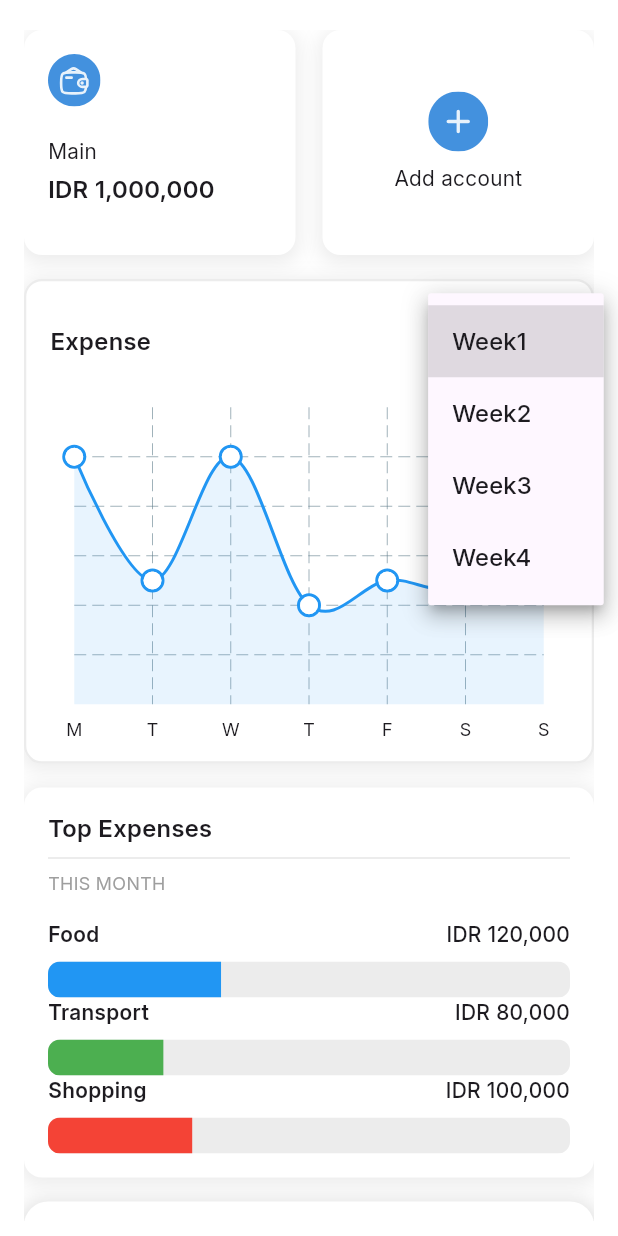
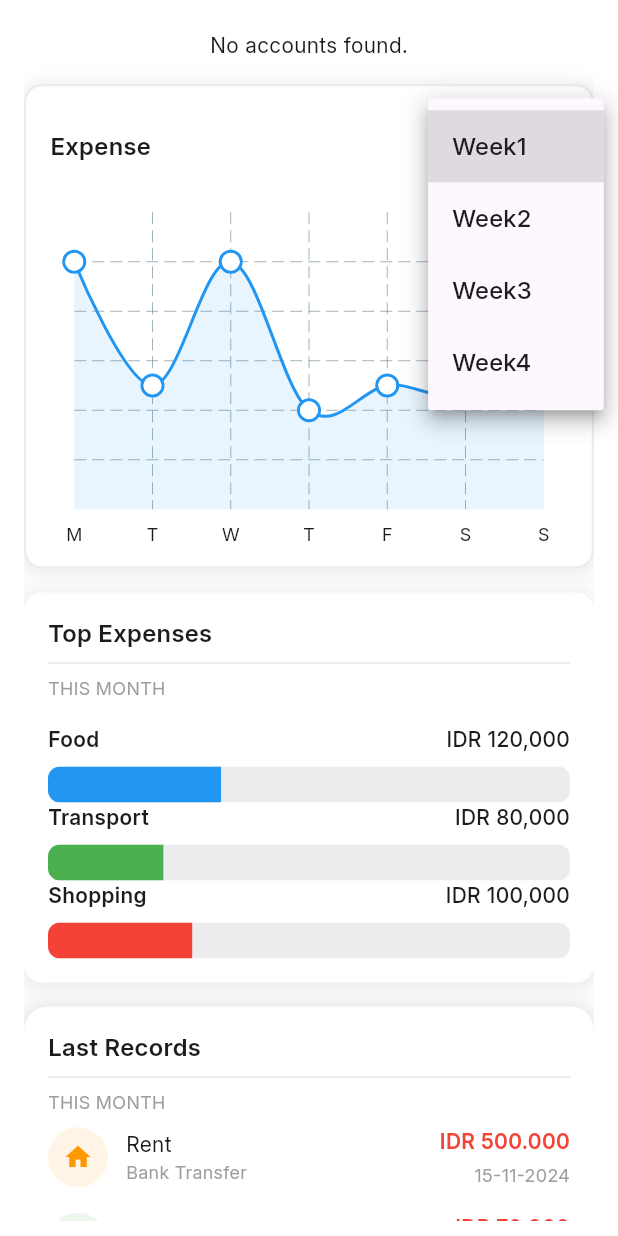
Before and after one commit to RivaldoPardede/Expenser-Mobile, a Flutter app: the HomePage screen opened directly, after a tap on "Week1", on a phone screen of 412 x 824 dp. Run offline on Flutter 3.47's test engine with Material 3 defaults, Android fonts, the phone set to English and light mode, and no system bars; drawn by our look-alikes of fl_chart; our stand-ins replace cloud_firestore, firebase_auth, firebase_core, flutter_svg, google_sign_in, pie_chart and 1 more; missing offline and left inert: currency_picker, currency_textfield; accounts and stored records are empty; generated files the repository leaves out were written again.

Commit message:
Implement dynamic fetching and horizontal scrolling for balance account cards in the home page.

```diff
--- a/lib/services/firestore_service.dart
+++ b/lib/services/firestore_service.dart
@@ -102,4 +102,26 @@ class FirestoreService {
       'accountReference': accountRef,
     });
   }
+
+  Future<String?> getCurrentUserId() async {
+    final user = _auth.currentUser;
+    return user?.uid;
+  }
+
+  Stream<List<Map<String, dynamic>>> getAccountsStream(String userId) {
+    try {
+      return _firestore
+          .collection('users')
+          .doc(userId)
+          .collection('accounts')
+          .snapshots()
+          .map((querySnapshot) {
+        return querySnapshot.docs.map((doc) {
+          return doc.data();
+        }).toList();
+      });
+    } catch (e) {
+      throw Exception('Failed to fetch accounts: $e');
+    }
+  }
 }
--- a/lib/views/home/home_page.dart
+++ b/lib/views/home/home_page.dart
@@ -4,6 +4,7 @@ import 'package:final_project/views/home/widgets/last_records_card.dart';
 import 'package:final_project/views/home/widgets/top_expense_card.dart';
 import 'package:final_project/views/home/widgets/total_balance_card.dart';
 import 'package:flutter/material.dart';
+import 'package:final_project/services/firestore_service.dart';
 
 class HomePage extends StatefulWidget {
   const HomePage({super.key});
@@ -13,7 +14,7 @@ class HomePage extends StatefulWidget {
 }
 
 class _HomePageState extends State<HomePage> {
-
+  final FirestoreService firestoreService = FirestoreService();
   String? selectedValue = 'Week1';
 
   @override
@@ -27,21 +28,62 @@ class _HomePageState extends State<HomePage> {
             child: Column(
               crossAxisAlignment: CrossAxisAlignment.start,
               children: [
-                const Row(
+                FutureBuilder<String?>(
+                  future: firestoreService.getCurrentUserId(),
+                  builder: (context, snapshot) {
+                    if (snapshot.connectionState == ConnectionState.waiting) {
+                      return const Center(child: CircularProgressIndicator());
+                    }
+                    if (!snapshot.hasData || snapshot.data == null) {
+                      return const Center(child: Text('User not logged in.'));
+                    }
+
+                    final userId = snapshot.data!;
+
+                    return StreamBuilder<List<Map<String, dynamic>>>(
+                      stream: firestoreService.getAccountsStream(userId),
+                      builder: (context, snapshot) {
+                        if (snapshot.connectionState == ConnectionState.waiting) {
+                          return const Center(child: CircularProgressIndicator());
+                        }
+                        if (!snapshot.hasData || snapshot.data!.isEmpty) {
+                          return const Center(child: Text('No accounts found.'));
+                        }
+
+                        final accounts = snapshot.data!;
+
+                        return Row(
                           children: [
                             Expanded(
+                              child: SizedBox(
+                                height: 150,
+                                child: ListView.builder(
+                                  scrollDirection: Axis.horizontal,
+                                  itemCount: accounts.length,
+                                  itemBuilder: (context, index) {
+                                    final reversedIndex = accounts.length - 1 - index;
+                                    final account = accounts[reversedIndex];
+                                    return Padding(
+                                      padding: const EdgeInsets.only(right: 18),
                                       child: TotalBalanceCard(
                                         svgPath: 'images/home/total_balance.svg',
-                          accountName: 'Main',
-                          totalBalance: 1000000
-                      )
+                                        accountName: account['account_name'] ?? 'Unknown',
+                                        totalBalance: (account['current_balance'] as num?)?.toDouble() ?? 0.0,
+                                        currencyCode: account['currency_code'] ?? 'USD',
                                       ),
-                    SizedBox(width: 18),
-                    Expanded(
-                      child: AddAccountCard()
+                                    );
+                                  },
                                 ),
+                              ),
+                            ),
+                            const Expanded(child: AddAccountCard()),
                           ],
+                        );
+                      },
+                    );
+                  },
                 ),
+
                 const SizedBox(height: 16),
                 const ExpenseGraph(type: ExpenseType.daily),
 
@@ -63,16 +105,17 @@ class _HomePageState extends State<HomePage> {
                   child: Column(
                     crossAxisAlignment: CrossAxisAlignment.start,
                     children: [
-                      const Text('Top Expenses', style: TextStyle(fontSize: 16, fontWeight: FontWeight.bold)),
+                      const Text(
+                        'Top Expenses',
+                        style: TextStyle(fontSize: 16, fontWeight: FontWeight.bold),
+                      ),
                       Divider(
                         color: Colors.black.withOpacity(0.2),
                         thickness: 0.5,
-                        indent: 0,
-                        endIndent: 0,
                       ),
                       const Text('THIS MONTH', style: TextStyle(color: Colors.grey, fontSize: 12)),
                       const SizedBox(height: 16),
-                      TopExpenseCard()
+                      TopExpenseCard(),
                     ],
                   ),
                 ),
@@ -95,19 +138,19 @@ class _HomePageState extends State<HomePage> {
                   child: Column(
                     crossAxisAlignment: CrossAxisAlignment.start,
                     children: [
-                      const Text('Last Records', style: TextStyle(fontSize: 16, fontWeight: FontWeight.bold)),
+                      const Text(
+                        'Last Records',
+                        style: TextStyle(fontSize: 16, fontWeight: FontWeight.bold),
+                      ),
                       Divider(
                         color: Colors.black.withOpacity(0.2),
                         thickness: 0.5,
-                        indent: 0,
-                        endIndent: 0,
                       ),
                       const Text('THIS MONTH', style: TextStyle(color: Colors.grey, fontSize: 12)),
                       LastRecordsCard(),
                     ],
                   ),
                 ),
-                const SizedBox(height: 80),
               ],
             ),
           ),
--- a/lib/views/home/widgets/total_balance_card.dart
+++ b/lib/views/home/widgets/total_balance_card.dart
@@ -4,13 +4,15 @@ import 'package:flutter_svg/flutter_svg.dart';
 class TotalBalanceCard extends StatelessWidget {
   final String svgPath;
   final String accountName;
-  final int totalBalance;
+  final double totalBalance;
+  final String currencyCode;
 
   const TotalBalanceCard({
     super.key,
     required this.svgPath,
     required this.accountName,
     required this.totalBalance,
+    required this.currencyCode,
   });
 
   @override
@@ -18,6 +20,7 @@ class TotalBalanceCard extends StatelessWidget {
     return Container(
       padding: const EdgeInsets.all(16.0),
       height: 150.0,
+      width: 180.0, // Adjust card width for horizontal scrolling
       decoration: BoxDecoration(
         color: Colors.white,
         borderRadius: BorderRadius.circular(12),
@@ -41,10 +44,7 @@ class TotalBalanceCard extends StatelessWidget {
           ),
           const SizedBox(height: 4),
           Text(
-            'IDR ${totalBalance.toString().replaceAllMapped(
-              RegExp(r'(\d{1,3})(?=(\d{3})+(?!\d))'),
-                  (match) => '${match.group(1)},',
-            )}',
+            '$currencyCode ${totalBalance.toStringAsFixed(2)}', // Format balance to two decimal places
             style: const TextStyle(fontSize: 16, fontWeight: FontWeight.bold),
           ),
         ],
--- a/lib/views/setup/setup_cash_balance.dart
+++ b/lib/views/setup/setup_cash_balance.dart
@@ -3,6 +3,7 @@ import 'package:final_project/styles/button.dart';
 import 'package:final_project/views/common/custom_image_header.dart';
 import 'package:final_project/views/onBoarding/onboarding_screen.dart';
 import 'package:final_project/views/setup/turn_on_notification.dart';
+import 'package:firebase_auth/firebase_auth.dart';
 import 'package:flutter/material.dart';
 import 'package:currency_textfield/currency_textfield.dart';
 
@@ -54,6 +55,7 @@ class _SetupCashBalanceState extends State<SetupCashBalance> {
   }
 
   Future<void> saveAccount() async {
+    final userId = FirebaseAuth.instance.currentUser?.uid;
     if (inputValue == null || userCurrencyCode == null) {
       print("Incomplete data to save the account.");
       return;
@@ -61,6 +63,7 @@ class _SetupCashBalanceState extends State<SetupCashBalance> {
 
     try {
       final accountData = {
+        "userId": userId,
         "account_name": "main",
         "current_balance": double.tryParse(inputValue!.replaceAll(",", "")),
         "currency_code": userCurrencyCode,
```
Also changed, not shown: 1 other file. Lines whose indentation alone changed are shown as unchanged.
